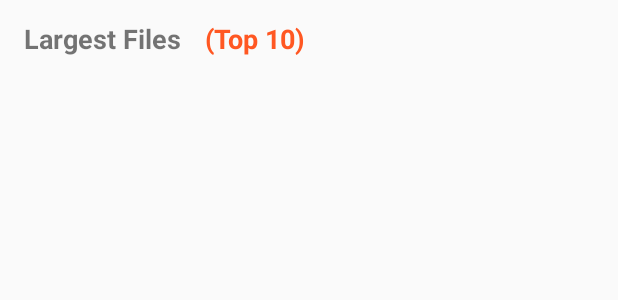
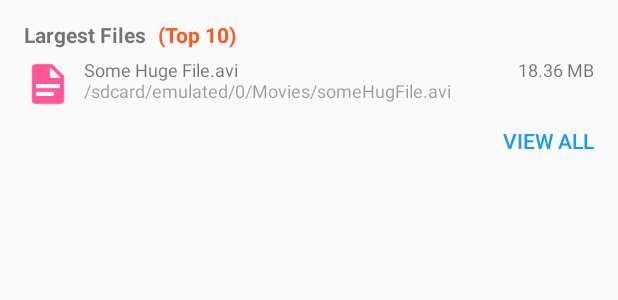
Before and after one commit to PravSonawane/FileOwl-Android-App, an Android app: the layout layout_largest_files_overview.xml on its own in the app's theme, with its tools: preview values and no code run, on a phone screen of 412 x 824 dp. Shown: the top 300 px of the screen. Run offline under Robolectric (Android 15) with nearby library versions, the phone set to English and light mode, and no system bars.

Commit message:
Created UI for largest files overview

```diff
--- a/app/src/main/res/layout/activity_home.xml
+++ b/app/src/main/res/layout/activity_home.xml
@@ -11,16 +11,8 @@
     android:paddingTop="@dimen/vertical_margin_standard"
     tools:context="com.merryapps.diskhero.ui.HomeActivity">
 
-    <TextView
-        android:layout_width="wrap_content"
-        android:layout_height="wrap_content"
-        android:text="Hello World!"/>
-
-    <Button
-        android:id="@+id/fragment_home_btn_scan_id"
-        android:layout_width="wrap_content"
-        android:layout_height="wrap_content"
-        android:layout_alignParentEnd="true"
-        android:layout_alignParentRight="true"
-        tools:text="@string/btn_scan_text"/>
+    <FrameLayout
+        android:id="@+id/activity_home_frm_lyt_placeHolder_id"
+        android:layout_width="match_parent"
+        android:layout_height="match_parent" />
 </RelativeLayout>
--- a/app/src/main/res/layout/fragment_home.xml
+++ b/app/src/main/res/layout/fragment_home.xml
@@ -1,6 +1,19 @@
 <?xml version="1.0" encoding="utf-8"?>
-<RelativeLayout xmlns:android="http://schemas.android.com/apk/res/android"
-                android:layout_width="match_parent"
-                android:layout_height="match_parent">
+<RelativeLayout
+    xmlns:android="http://schemas.android.com/apk/res/android"
+    android:layout_width="match_parent"
+    android:layout_height="match_parent">
 
+    <android.support.v7.widget.CardView
+        xmlns:app="http://schemas.android.com/apk/res-auto"
+        android:id="@+id/inv_card_vw"
+        android:layout_width="match_parent"
+        android:layout_height="wrap_content"
+        app:cardBackgroundColor="@android:color/white"
+        android:foreground="?android:attr/selectableItemBackground"
+        app:elevation="4dp"
+        app:cardUseCompatPadding="true"
+        app:cardCornerRadius="3dp">
+        <include layout="@layout/layout_largest_files_overview"/>
+    </android.support.v7.widget.CardView>
 </RelativeLayout>
--- a/app/src/main/res/layout/layout_largest_files_overview.xml
+++ b/app/src/main/res/layout/layout_largest_files_overview.xml
@@ -14,6 +14,8 @@
         android:id="@+id/lyt_largest_files_overview_title_txtVw_id"
         android:layout_width="wrap_content"
         android:layout_height="wrap_content"
+        android:layout_alignParentStart="true"
+        android:layout_alignParentLeft="true"
         tools:text="@string/text_largest_files"
         android:text="@string/text_largest_files"
         style="@style/CardTitleText"/>
@@ -24,11 +26,67 @@
         android:layout_height="wrap_content"
         android:layout_toRightOf="@id/lyt_largest_files_overview_title_txtVw_id"
         android:layout_toEndOf="@id/lyt_largest_files_overview_title_txtVw_id"
-        android:layout_marginLeft="@dimen/horizontal_margin_standard"
-        android:layout_marginStart="@dimen/horizontal_margin_standard"
+        android:layout_marginLeft="@dimen/horizontal_margin_small"
+        android:layout_marginStart="@dimen/horizontal_margin_small"
         tools:text="@string/text_largest_file_count"
         android:text="@string/text_largest_file_count"
         style="@style/CardTitleTextHighlighted"/>
 
+    <TextView
+        android:id="@+id/lyt_largest_files_overview_fileName_txtVw_id"
+        android:layout_width="wrap_content"
+        android:layout_height="wrap_content"
+        tools:text="@string/dummy_file_name"
+        android:text="@string/dummy_file_name"
+        style="@style/LargeFileName"
+        android:layout_alignTop="@+id/lyt_largest_files_overview_largestFile_imgVw_id"
+        android:layout_toRightOf="@+id/lyt_largest_files_overview_largestFile_imgVw_id"
+        android:layout_toEndOf="@+id/lyt_largest_files_overview_largestFile_imgVw_id"
+        android:layout_marginLeft="@dimen/horizontal_margin_small"
+        android:layout_marginStart="@dimen/horizontal_margin_small"/>
+    <TextView
+        android:id="@+id/lyt_largest_files_overview_filePath_txtVw_id"
+        android:layout_width="wrap_content"
+        android:layout_height="wrap_content"
+        tools:text="@string/dummy_file_path"
+        android:text="@string/dummy_file_path"
+        style="@style/LargeFilePath"
+        android:layout_below="@id/lyt_largest_files_overview_fileName_txtVw_id"
+        android:layout_toRightOf="@+id/lyt_largest_files_overview_largestFile_imgVw_id"
+        android:layout_toEndOf="@+id/lyt_largest_files_overview_largestFile_imgVw_id"
+        android:layout_marginLeft="@dimen/horizontal_margin_small"
+        android:layout_marginStart="@dimen/horizontal_margin_small"/>
+
+    <TextView
+        android:id="@+id/lyt_largest_files_overview_fileSize_txtVw_id"
+        android:layout_width="wrap_content"
+        android:layout_height="wrap_content"
+        tools:text="@string/dummy_file_size"
+        android:text="@string/dummy_file_size"
+        style="@style/LargeFileSize"
+        android:layout_alignBaseline="@+id/lyt_largest_files_overview_fileName_txtVw_id"
+        android:layout_alignBottom="@+id/lyt_largest_files_overview_fileName_txtVw_id"
+        android:layout_alignParentRight="true" android:layout_alignParentEnd="true"/>
+    <ImageView
+        android:id="@+id/lyt_largest_files_overview_largestFile_imgVw_id"
+        android:layout_width="@dimen/large_file_icon_size"
+        android:layout_height="@dimen/large_file_icon_size"
+        android:layout_marginTop="@dimen/vertical_margin_small"
+        android:src="@drawable/ic_plain_fie"
+        android:background="@null"
+        android:layout_below="@+id/lyt_largest_files_overview_title_txtVw_id"
+        android:layout_alignParentLeft="true" android:layout_alignParentStart="true"/>
+
+    <Button
+        android:id="@+id/lyt_largest_files_overview_btn_viewAll_id"
+        android:layout_width="wrap_content"
+        android:layout_height="wrap_content"
+        android:layout_marginTop="@dimen/horizontal_margin_standard"
+        tools:text="@string/button_view_all_text"
+        android:text="@string/button_view_all_text"
+        android:layout_alignParentEnd="true"
+        android:layout_alignParentRight="true"
+        android:layout_below="@id/lyt_largest_files_overview_filePath_txtVw_id"
+        style="@style/CardActionButton"/>
 
 </RelativeLayout>
--- a/app/src/main/res/values/colors.xml
+++ b/app/src/main/res/values/colors.xml
@@ -6,4 +6,5 @@
 
     <!-- layout_largest_files_overview.xml -->
     <color name="card_title_text_highlight_color">#FF5722</color>
+    <color name="large_file_path_text_color">#61000000</color>
 </resources>
--- a/app/src/main/res/values/dimens.xml
+++ b/app/src/main/res/values/dimens.xml
@@ -2,7 +2,17 @@
     <!-- Default screen margins, per the Android Design guidelines. -->
     <dimen name="horizontal_margin_standard">16dp</dimen>
     <dimen name="vertical_margin_standard">16dp</dimen>
+    <dimen name="horizontal_margin_small">8dp</dimen>
+    <dimen name="vertical_margin_small">8dp</dimen>
+    <dimen name="horizontal_margin_smallest">4dp</dimen>
+    <dimen name="vertical_margin_smallest">4dp</dimen>
 
     <!-- layout_largest_files_overview.xml -->
-    <dimen name="card_title_text_size">18dp</dimen>
+    <dimen name="card_title_text_size">14sp</dimen>
+    <dimen name="large_file_icon_size">32dp</dimen>
+    <dimen name="large_file_name_text_size">12sp</dimen>
+    <dimen name="large_file_path_text_size">12sp</dimen>
+    <dimen name="large_file_size_text_size">12sp</dimen>
+    <dimen name="action_button_minWidth">0dp</dimen>
+    <dimen name="action_button_minHeight">0dp</dimen>
 </resources>
--- a/app/src/main/res/values/strings.xml
+++ b/app/src/main/res/values/strings.xml
@@ -11,4 +11,8 @@
     <!-- layout_largest_files_overview.xml -->
     <string name="text_largest_files">Largest Files</string>
     <string name="text_largest_file_count">(Top 10)</string>
+    <string name="dummy_file_name">Some Huge File.avi</string>
+    <string name="dummy_file_path">/sdcard/emulated/0/Movies/someHugFile.avi</string>
+    <string name="dummy_file_size">18.36 MB</string>
+    <string name="button_view_all_text">View All</string>
 </resources>
--- a/app/src/main/res/values/styles.xml
+++ b/app/src/main/res/values/styles.xml
@@ -20,4 +20,24 @@
         <item name="android:textStyle">bold</item>
         <item name="android:textColor">@color/card_title_text_highlight_color</item>
     </style>
+
+    <style name="LargeFileName">
+        <item name="android:includeFontPadding">false</item>
+        <item name="android:textSize">@dimen/large_file_name_text_size</item>
+    </style>
+    <style name="LargeFilePath">
+        <item name="android:includeFontPadding">false</item>
+        <item name="android:textSize">@dimen/large_file_path_text_size</item>
+        <item name="android:textColor">@color/large_file_path_text_color</item>
+    </style>
+    <style name="LargeFileSize">
+        <item name="android:includeFontPadding">false</item>
+        <item name="android:textSize">@dimen/large_file_size_text_size</item>
+    </style>
+    <style name="CardActionButton">
+        <item name="android:minWidth">@dimen/action_button_minWidth</item>
+        <item name="android:minHeight">@dimen/action_button_minHeight</item>
+        <item name="android:background">@android:color/transparent</item>
+        <item name="android:textColor">#2196F3</item>
+    </style>
 </resources>
```
Also changed, not shown: app/src/main/res/drawable-hdpi/ic_plain_fie.png (added), app/src/main/res/drawable-mdpi/ic_plain_fie.png (added), app/src/main/res/drawable-xhdpi/ic_plain_fie.png (added), app/src/main/res/drawable-xxhdpi/ic_plain_fie.png (added).
